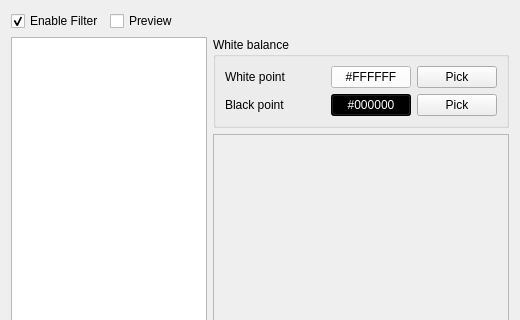
This is src/filter/colorcorrectionwidget.ui in rockclimb/yasw-debian as Qt 5 draws it before an edit; both pictures show x 0 to 520 and y 0 to 320 of the 520 by 529 pixel window. The edited form follows.
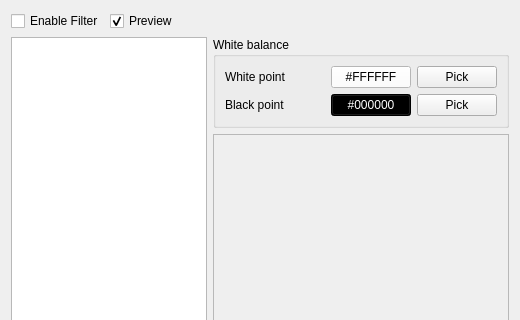
This is the edited form. Custom widgets are drawn as their Qt base class.

```diff
--- a/src/filter/colorcorrectionwidget.ui
+++ b/src/filter/colorcorrectionwidget.ui
@@ -39,7 +39,7 @@
         <string>Enable Filter</string>
        </property>
        <property name="checked">
-        <bool>true</bool>
+        <bool>false</bool>
        </property>
       </widget>
      </item>
@@ -49,7 +49,7 @@
         <string>Preview</string>
        </property>
        <property name="checked">
-        <bool>false</bool>
+        <bool>true</bool>
        </property>
       </widget>
      </item>
```
Left out of the diff: 7 changed lines with no effect on the pictures.
